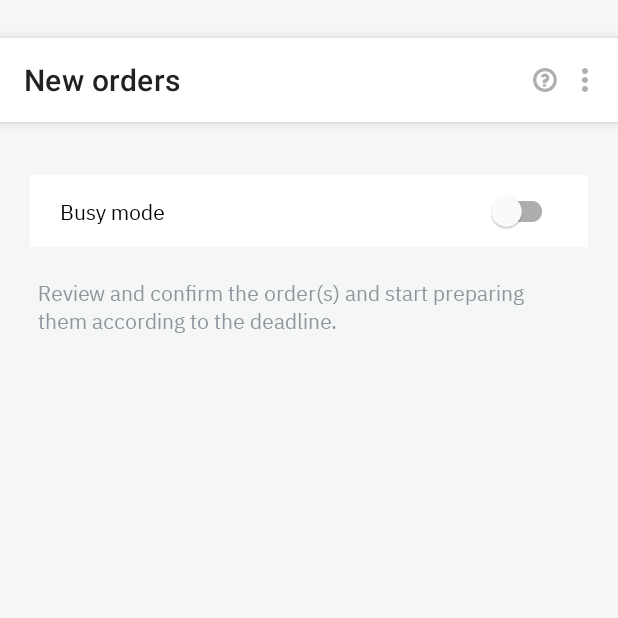
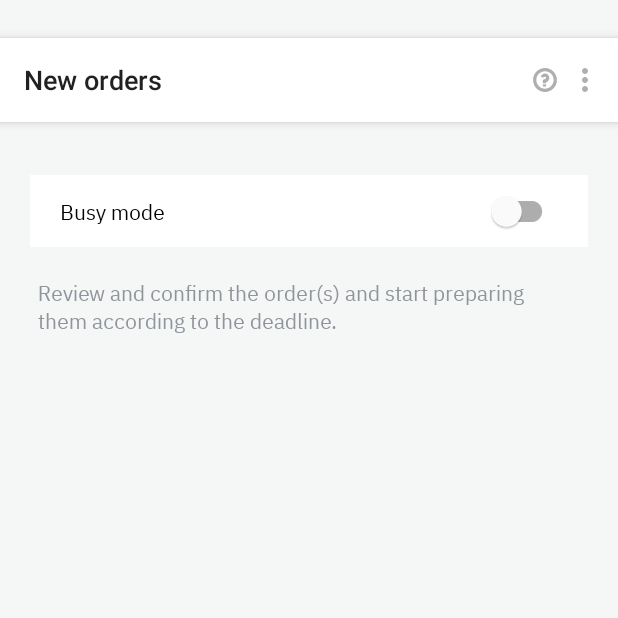
Before and after one commit to itrid-technologies/BusniessApp, an Android app: the FragmentDashboard screen opened directly, with no data from a screen before it, on a phone screen of 412 x 824 dp, the top half of it. Run offline under Robolectric (Android 15) with nearby library versions, the phone set to English and light mode, and no system bars; our stand-ins replace Room's generated code; libraries missing offline, so code that uses them is left out: zendesk.messaging.android; 2 statements that could not run were skipped.

Commit message:
#Toolbar changes

```diff
--- a/app/src/main/res/layout/action_bar_frags.xml
+++ b/app/src/main/res/layout/action_bar_frags.xml
@@ -8,6 +8,7 @@
     android:elevation="4dp"
     android:theme="@style/ToolbarColored"
     app:menu="@menu/action_bar_items"
+    app:titleTextAppearance="@style/Toolbar.TitleText"
     app:popupTheme="@style/Theme.ResturantApp">
 
     <androidx.constraintlayout.widget.ConstraintLayout
--- a/app/src/main/res/values-night/themes.xml
+++ b/app/src/main/res/values-night/themes.xml
@@ -16,6 +16,11 @@
         // change color of overflow menu background and text
         <item name="android:itemBackground">@color/colorPrimaryDark</item>
         <item name="android:textColor">@color/blackColorText</item>
+    </style>
+
+
+    <style name="Toolbar.TitleText" parent="TextAppearance.Widget.AppCompat.Toolbar.Title">
+        <item name="android:textSize">18sp</item>
     </style>
 
     <style name="ToolbarColored" parent="Theme.ResturantApp">
--- a/app/src/main/res/values/themes.xml
+++ b/app/src/main/res/values/themes.xml
@@ -18,7 +18,9 @@
         <!--        <item name="android:textColor">@color/blackColorText</item>-->
     </style>
 
-
+    <style name="Toolbar.TitleText" parent="TextAppearance.Widget.AppCompat.Toolbar.Title">
+        <item name="android:textSize">18sp</item>
+    </style>
 
     <style name="ToolbarColored" parent="Theme.ResturantApp">
         <item name="android:textColorSecondary">#AFAFAF</item>
```
